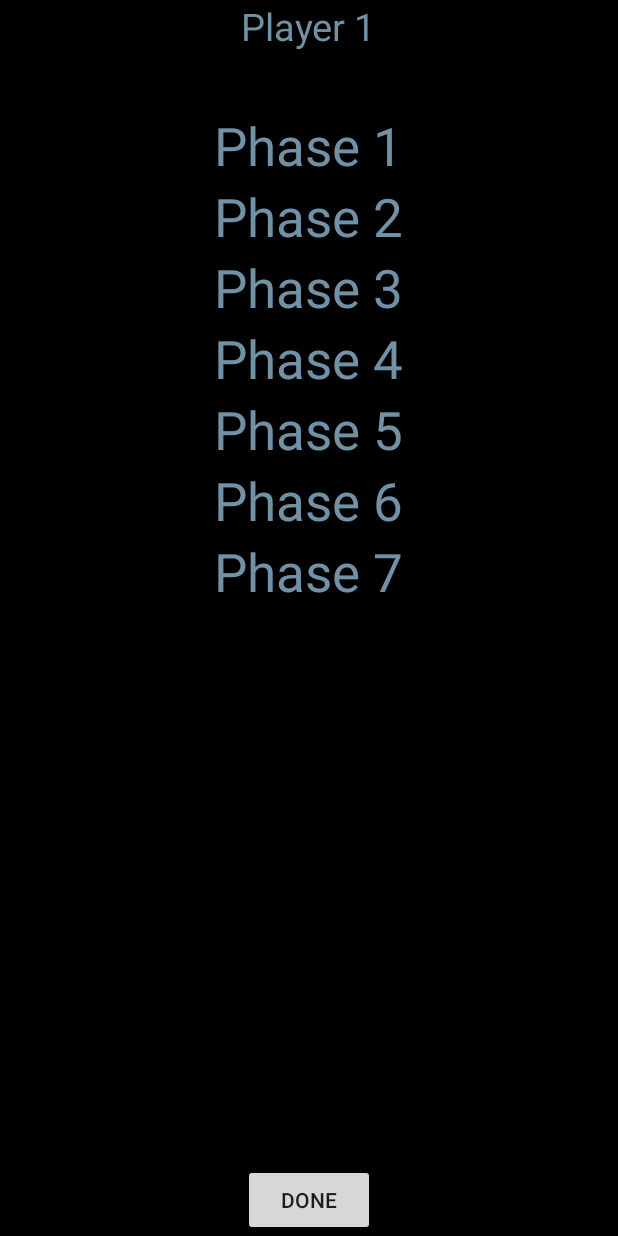
After one commit to apj11c/MTGHelper, an Android app: the CommanderActivity screen opened directly, with no data from a screen before it, on a phone screen of 412 x 824 dp. The commit adds this screen. Run offline under Robolectric (Android 15) with nearby library versions, the phone set to English and light mode, and no system bars; Roboto replaces fonts that are not available here.

Commit message:
Phase layout

```diff
--- a/app/src/main/AndroidManifest.xml
+++ b/app/src/main/AndroidManifest.xml
@@ -16,9 +16,13 @@
                 <category android:name="android.intent.category.LAUNCHER" />
             </intent-filter>
         </activity>
+
         <meta-data
             android:name="preloaded_fonts"
             android:resource="@array/preloaded_fonts" />
+
+        <activity android:name=".CommanderActivity" />
+        <activity android:name=".StandardActivity"></activity>
     </application>
 
 </manifest>
--- /dev/null
+++ b/app/src/main/java/edu/fsu/mobile/cs/mtghelper/CommanderActivity.java
@@ -0,0 +1,13 @@
+package edu.fsu.mobile.cs.mtghelper;
+
+import android.support.v7.app.AppCompatActivity;
+import android.os.Bundle;
+
+public class CommanderActivity extends AppCompatActivity {
+
+    @Override
+    protected void onCreate(Bundle savedInstanceState) {
+        super.onCreate(savedInstanceState);
+        setContentView(R.layout.activity_commander);
+    }
+}
--- /dev/null
+++ b/app/src/main/res/layout/activity_commander.xml
@@ -0,0 +1,98 @@
+<?xml version="1.0" encoding="utf-8"?>
+<RelativeLayout xmlns:android="http://schemas.android.com/apk/res/android"
+    xmlns:app="http://schemas.android.com/apk/res-auto"
+    xmlns:tools="http://schemas.android.com/tools"
+    android:layout_width="match_parent"
+    android:layout_height="match_parent"
+    android:background="@android:color/background_dark"
+    tools:context=".CommanderActivity">
+
+    <TextView
+        android:id="@+id/textView"
+        android:layout_width="wrap_content"
+        android:layout_height="wrap_content"
+        android:layout_alignParentTop="true"
+        android:layout_centerHorizontal="true"
+        android:text="Player 1"
+        android:textColor="@color/colorAccent"
+        android:textSize="25sp" />
+
+    <TextView
+        android:id="@+id/textView3"
+        android:layout_width="wrap_content"
+        android:layout_height="wrap_content"
+        android:layout_below="@+id/textView4"
+        android:layout_centerHorizontal="true"
+        android:text="Phase 2"
+        android:textColor="@color/colorAccent"
+        android:textSize="35sp" />
+
+    <TextView
+        android:id="@+id/textView5"
+        android:layout_width="wrap_content"
+        android:layout_height="wrap_content"
+        android:layout_below="@+id/textView3"
+        android:layout_centerHorizontal="true"
+        android:text="Phase 3"
+        android:textColor="@color/colorAccent"
+        android:textSize="35sp" />
+
+    <TextView
+        android:id="@+id/textView6"
+        android:layout_width="wrap_content"
+        android:layout_height="wrap_content"
+        android:layout_below="@+id/textView5"
+        android:layout_centerHorizontal="true"
+        android:text="Phase 4"
+        android:textColor="@color/colorAccent"
+        android:textSize="35sp" />
+
+    <TextView
+        android:id="@+id/textView7"
+        android:layout_width="wrap_content"
+        android:layout_height="wrap_content"
+        android:layout_below="@+id/textView6"
+        android:layout_centerHorizontal="true"
+        android:text="Phase 5"
+        android:textColor="@color/colorAccent"
+        android:textSize="35sp" />
+
+    <TextView
+        android:id="@+id/textView8"
+        android:layout_width="wrap_content"
+        android:layout_height="wrap_content"
+        android:layout_below="@+id/textView7"
+        android:layout_centerHorizontal="true"
+        android:text="Phase 6"
+        android:textColor="@color/colorAccent"
+        android:textSize="35sp" />
+
+    <TextView
+        android:id="@+id/textView4"
+        android:layout_width="wrap_content"
+        android:layout_height="wrap_content"
+        android:layout_alignParentTop="true"
+        android:layout_centerHorizontal="true"
+        android:layout_marginTop="73dp"
+        android:text="Phase 1"
+        android:textColor="@color/colorAccent"
+        android:textSize="35sp" />
+
+    <TextView
+        android:id="@+id/textView9"
+        android:layout_width="wrap_content"
+        android:layout_height="wrap_content"
+        android:layout_below="@+id/textView8"
+        android:layout_centerHorizontal="true"
+        android:text="Phase 7"
+        android:textColor="@color/colorAccent"
+        android:textSize="35sp" />
+
+    <Button
+        android:id="@+id/button"
+        android:layout_width="wrap_content"
+        android:layout_height="wrap_content"
+        android:layout_alignParentBottom="true"
+        android:layout_centerHorizontal="true"
+        android:text="Done" />
+</RelativeLayout>
--- a/app/src/main/res/layout/style_choice_fragment.xml
+++ b/app/src/main/res/layout/style_choice_fragment.xml
@@ -17,9 +17,9 @@
         android:id="@+id/textView2"
         android:layout_width="wrap_content"
         android:layout_height="60dp"
-        android:layout_alignParentBottom="true"
+        android:layout_alignParentTop="true"
         android:layout_centerHorizontal="true"
-        android:layout_marginBottom="252dp"
+        android:layout_marginTop="236dp"
         android:shadowColor="#000000"
         android:shadowDx="1.5"
         android:shadowDy="1.3"
```
Also changed, not shown: app/src/main/res/layout/activity_standard.xml (added, +98 -0 lines).
